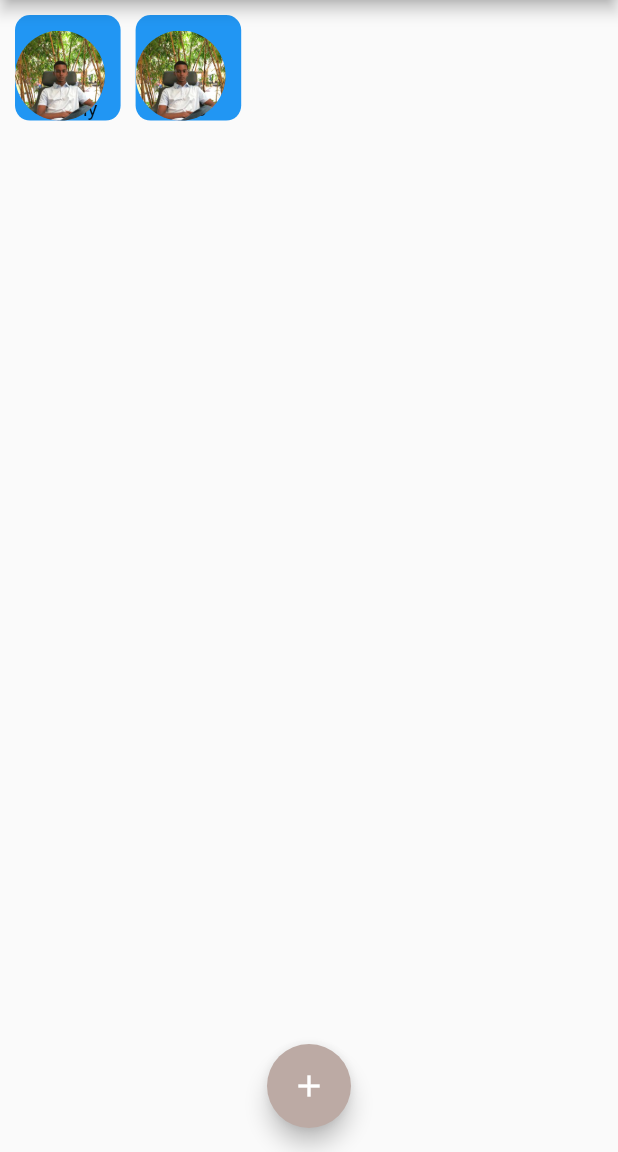
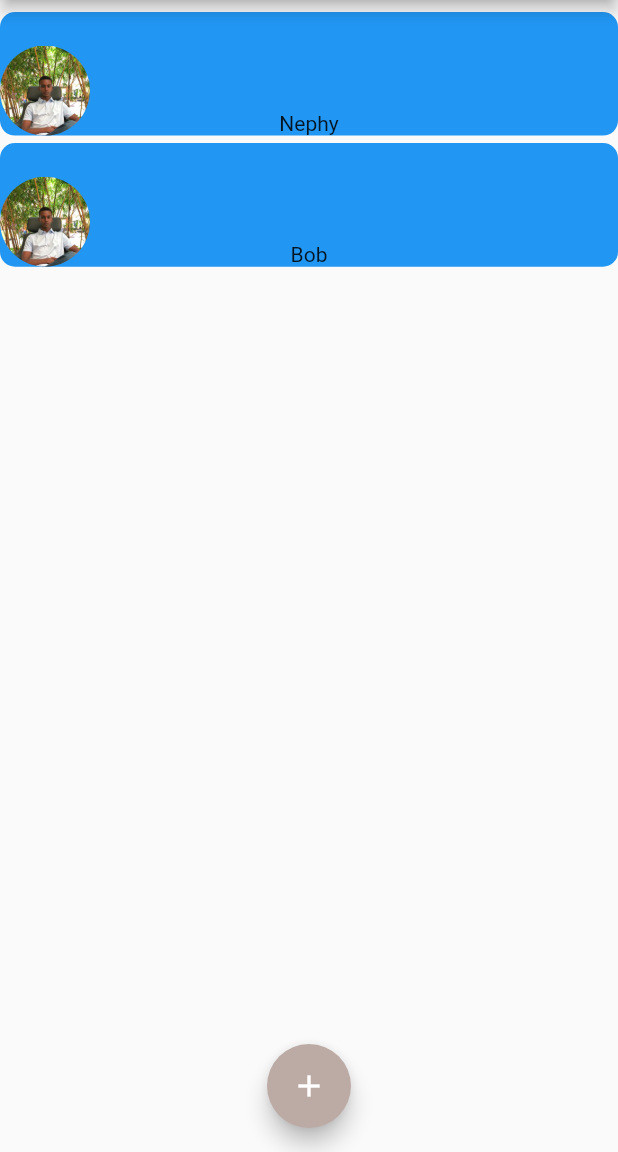
Before and after one commit to CKeerthi/Koble, a Flutter app: the HomeScreen screen opened directly, on a phone screen of 412 x 824 dp, the part 84-1236 px from its top. Run offline on Flutter 3.47's test engine with Material 2 defaults, Android fonts, the phone set to English and light mode, and no system bars.

Commit message:
Add files via upload

```diff
--- a/koble/lib/model/user.dart
+++ b/koble/lib/model/user.dart
@@ -18,9 +18,9 @@ class User {
     this.websiteUrl,
     this.email,
     this.phoneNumber,
-    this.description,
+    this.description,}
     // this.id,
-  });
+  );
 
 
 }
--- a/koble/lib/widget/startup_list.dart
+++ b/koble/lib/widget/startup_list.dart
@@ -9,36 +9,65 @@ class StartupList extends StatelessWidget {
 
   @override
   Widget build(BuildContext context) {
-    // return Container(child: CustomScrollView(slivers: <Widget>[
-    //   SliverPadding(padding: EdgeInsets.only(top: 8.0),
-    //   sliver: SliverGrid.count(
-    //     childAspectRatio: ,
-    //   ),)
-    // ],),)
+    return Container(
+      child: CustomScrollView(
+        slivers: <Widget>[
+          SliverPadding(
+            padding: EdgeInsets.only(top: 8.0),
+            sliver: SliverGrid.count(
+                childAspectRatio: 5,
+                crossAxisCount: MediaQuery.of(context).size.width >= 1400
+                    ? 5
+                    : MediaQuery.of(context).size.width >= 800 ? 3 : 1,
+                mainAxisSpacing: 5.0,
+                crossAxisSpacing: 5,
+                children: dummyData
+                    .map((su) => ProductItem(
+                        su.name,
+                        su.companyName,
+                        su.companyLocation,
+                        su.websiteUrl,
+                        su.email,
+                        su.description,
+                        su.phoneNumber))
+                    .toList()
+                // ProductItem(
+                //   dummyData[i].name,
+                //   dummyData[i].companyName,
+                //   dummyData[i].companyLocation,
+                //   dummyData[i].websiteUrl,
+                //   dummyData[i].email,
+                //   dummyData[i].description,
+                //   dummyData[i].phoneNumber,
 
-
-    return GridView.builder(
-      padding: const EdgeInsets.all(10.0),
-      itemCount: dummyData.length,
-      itemBuilder: (ctx, index) {
-        return ProductItem(
-          dummyData[index].name,
-          dummyData[index].companyName,
-          dummyData[index].companyLocation,
-          dummyData[index].websiteUrl,
-          dummyData[index].email,
-          dummyData[index].description,
-          dummyData[index].phoneNumber,
-
-          // dummyData[index].id,
-        );
-      },
-      gridDelegate: SliverGridDelegateWithFixedCrossAxisCount(
-        crossAxisCount: 5,
-        childAspectRatio: 1,
-        crossAxisSpacing: 10,
-        mainAxisSpacing: 10,
+                ),
+          )
+        ],
       ),
     );
+
+    // return GridView.builder(
+    //   padding: const EdgeInsets.all(10.0),
+    //   itemCount: dummyData.length,
+    //   itemBuilder: (ctx, index) {
+    //     return ProductItem(
+    //       dummyData[index].name,
+    //       dummyData[index].companyName,
+    //       dummyData[index].companyLocation,
+    //       dummyData[index].websiteUrl,
+    //       dummyData[index].email,
+    //       dummyData[index].description,
+    //       dummyData[index].phoneNumber,
+
+    //       // dummyData[index].id,
+    //     );
+    //   },
+    //   gridDelegate: SliverGridDelegateWithFixedCrossAxisCount(
+    //     crossAxisCount: 5,
+    //     childAspectRatio: 1,
+    //     crossAxisSpacing: 10,
+    //     mainAxisSpacing: 10,
+    //   ),
+    // );
   }
 }
--- a/koble/pubspec.yaml
+++ b/koble/pubspec.yaml
@@ -14,7 +14,7 @@ description: A new Flutter project.
 version: 1.0.0+1
 
 environment:
-  sdk: ">=2.1.0 <3.0.0"
+  sdk: ">=2.2.2 <3.0.0"
 
 dependencies:
   flutter:
```
Also changed, not shown: 1 other file.
